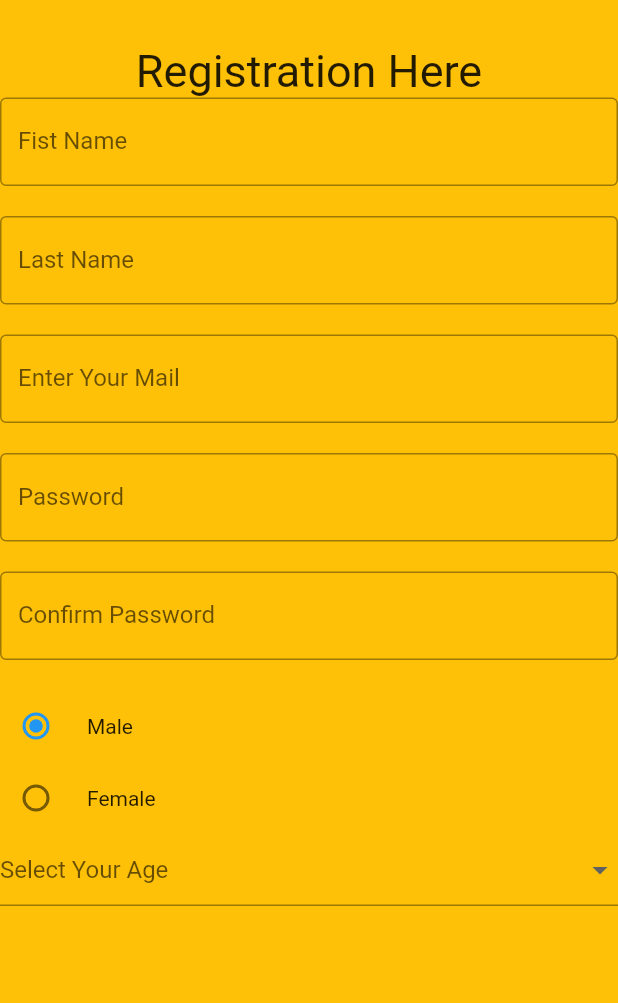
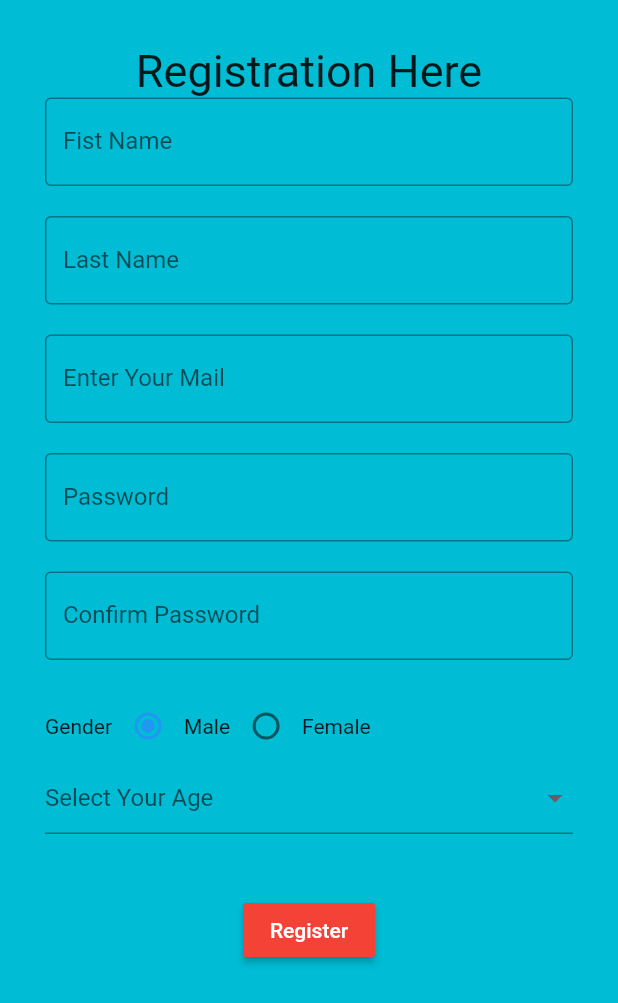
Before and after one commit to mdasadullahilgalib/miniproject, a Flutter app: the screen it shows after launch, after a tap on "SignUp", on a phone screen of 412 x 824 dp. Shown: the top 1003 px of the screen. Run offline on Flutter 3.47's test engine with Material 2 defaults, Android fonts, the phone set to English and light mode, and no system bars; our stand-ins replace flutter_spinkit.

Commit message:
Today Topic: 1. Loading page 2.login Page 3.Registration page 4 Recvary email 5. etc....

```diff
--- a/lib/04-11-2021 Class 24/HomePage.dart
+++ b/lib/04-11-2021 Class 24/HomePage.dart
@@ -10,6 +10,8 @@ class HomePage extends StatefulWidget {
 class _HomePageState extends State<HomePage> {
   @override
   Widget build(BuildContext context) {
-    return Scaffold();
+    return Scaffold(
+      backgroundColor: Colors.amber,
+    );
   }
 }
--- a/lib/04-11-2021 Class 24/RegistrationPage.dart
+++ b/lib/04-11-2021 Class 24/RegistrationPage.dart
@@ -8,109 +8,177 @@ class RegistrationPage extends StatefulWidget {
 }
 
 class _RegistrationPageState extends State<RegistrationPage> {
-  var _val = 1;
 
+  int _value = 1;
+  var nameController = TextEditingController();
+  var lastNameController = TextEditingController();
+  var emailController = TextEditingController();
+  var passwordController = TextEditingController();
+  var confirmPasswordController = TextEditingController();
+
+  var formkey = GlobalKey <FormState>();
+
+  _handleRegisterBotton(){
+    if(formkey.currentState!.validate()){
+      formkey.currentState!.save();
+      print("Name is ${this.first_name}");
+      print("Name is ${this.last_name}");
+      print("Name is ${this.email}");
+      print("Name is ${this.password}");
+      print("Name is ${this.confirmpassword}");
+    }
+  }
+  var first_name, last_name, email, password, confirmpassword;
 
   @override
   Widget build(BuildContext context) {
     return Scaffold(
-      backgroundColor: Colors.amber,
+      backgroundColor: Colors.cyan,
 
-      body: Center(
+      body: SingleChildScrollView(
+        scrollDirection: Axis.vertical,
+        child: Center(
+          child: Padding(
+            padding: const EdgeInsets.only(right: 30,left: 30),
             child: Column(
               children: [
+
                 SizedBox(height: 30,),
                 Text("Registration Here",style: TextStyle(fontSize: 30),),
 
+                Form(
+                    key: formkey,
+                    child: Column(
+
+                  children: [
                     TextFormField(
                       keyboardType: TextInputType.name,
+                      controller: nameController,
                       decoration: InputDecoration(
                           border: OutlineInputBorder(),
-                  labelText: 'Fist Name'
-
-              ),
+                          labelText: 'Fist Name'),
+                      validator: (value){
+                        if(value!. isEmpty){
+                          return("Please Enter Name Here First");
+                        }
+                      },
+                      onSaved: (val){
+                        this.first_name =val;
+                      },
 
                     ),
                     SizedBox(height: 20,),
 
                     TextFormField(
                       keyboardType: TextInputType.name,
+                      controller: lastNameController,
                       decoration: InputDecoration(
                           border: OutlineInputBorder(),
-                  labelText: 'Last Name'
+                          labelText: 'Last Name'),
 
-              ),
+                      validator: (value){
+                        if(value!. isEmpty){
+                          return("Please Enter Name Here last");
+                        }
+                      },
+                      onSaved: (val){
+                        this.last_name =val;
+                      },
 
                     ),
                     SizedBox(height: 20,),
                     TextFormField(
                       keyboardType: TextInputType.name,
+                      controller: emailController,
                       decoration: InputDecoration(
                           border: OutlineInputBorder(),
                           labelText: 'Enter Your Mail'
 
                       ),
 
+                      validator: (value){
+                        if(value!. isEmpty){
+                          return("Please Enter Here Mail");
+                        }
+                      },
+                      onSaved: (val){
+                        this.email =val;
+                      },
+
                     ),
                     SizedBox(height: 20,),
 
                     TextFormField(
                       keyboardType: TextInputType.name,
+                      controller: passwordController,
                       decoration: InputDecoration(
                           border: OutlineInputBorder(),
                           labelText: 'Password'
 
                       ),
 
+                      validator: (value){
+                        if(value!. isEmpty){
+                          return("Please Enter Here Password");
+                        }
+                      },
+                      onSaved: (val){
+                        this.password =val;
+                      },
+
                     ),
                     SizedBox(height: 20,),
                     TextFormField(
                       keyboardType: TextInputType.name,
+                      controller: confirmPasswordController,
                       decoration: InputDecoration(
                           border: OutlineInputBorder(),
                           labelText: 'Confirm Password'
 
                       ),
+                      validator: (value){
+                        if(value!. isEmpty){
+                          return("Please Enter Here Confirm Password");
+                        }
+                      },
+                      onSaved: (val){
+                        this.confirmpassword =val;
+                      },
 
                     ),
                     SizedBox(height: 20,),
 
-            //==============================================================================
+
                     Row(
                       children: [
-                Radio(value: 1, groupValue: _val, onChanged: (value){
 
+                        Text("Gender"),
+                        Row(
+                          children: [
+                            Radio(value: 1, groupValue: _value, onChanged: (valuex){
                               setState(() {
-                    value = _val;
+
                               });
-
-
-                }),
-                SizedBox(width: 10,),
-                Text("Male")
+                            })
 
                           ],
                         ),
-            SizedBox(width: 20,),
-            //===============================================================================
+                        Text("Male"),
                         Row(
                           children: [
-                Radio(value: 2, groupValue: _val, onChanged: (value){
-
+                            Radio(value: 2, groupValue: _value, onChanged: (valuex){
                               setState(() {
-                    value=_val;
-                    print('${_val}');
+                                valuex=_value;
                               });
-
-
-                }),
-                SizedBox(width: 10,),
+                            })
+                          ],
+                        ),
                         Text("Female"),
-
                       ],
                     ),
 
-            //=================================================================================
+
+
                     DropdownButtonFormField(
                         hint: Text("Select Your Age"),
 
@@ -137,11 +205,20 @@ class _RegistrationPageState extends State<RegistrationPage> {
 
 
                         ]),
-            //====================================================================================
+                    SizedBox(height: 40,),
+                    RaisedButton(onPressed: _handleRegisterBotton,
+                        child: Text("Register",style: TextStyle(color:Colors.white),),color: Colors.red
+                    ),
 
 
 
                   ],
+
+                ))
+
+              ],
+            ),
+          ),
         ),
       ),
     );
--- a/lib/04-11-2021 Class 24/loginPage.dart
+++ b/lib/04-11-2021 Class 24/loginPage.dart
@@ -17,6 +17,8 @@ class _loginPageState extends State<loginPage> {
     return Scaffold(
       backgroundColor: Colors.blueAccent,
       body: Center(
+        child: Padding(
+          padding: const EdgeInsets.only(left: 30,right: 30),
           child: Column(
             children: [
               Image.asset('assets/logo.png',height: 250,width: 350,),
@@ -34,6 +36,7 @@ class _loginPageState extends State<loginPage> {
               SizedBox(height: 20,),
 
               TextFormField(
+                obscureText: true,
                 keyboardType: TextInputType.name,
                 decoration: InputDecoration(
                     border: OutlineInputBorder(),
@@ -72,6 +75,7 @@ class _loginPageState extends State<loginPage> {
             ],
           ),
         ),
+      ),
     );
   }
 }
--- a/lib/main.dart
+++ b/lib/04-11-2021 Class 24/main.dart
@@ -1,6 +1,8 @@
 import 'package:flutter/material.dart';
+import 'package:miniproject/04-11-2021%20Class%2024/HomePage.dart';
 import 'package:miniproject/04-11-2021%20Class%2024/LoadingPage.dart';
 import 'package:miniproject/04-11-2021%20Class%2024/loginPage.dart';
+
 
 void main() {
   runApp(const MyApp());
```
Also changed, not shown: lib/04-11-2021 Class 24/Desdboard.dart (+11 -1 lines), pubspec.yaml (+8 -0 lines), pubspec.lock, 18 other files. Lines whose indentation alone changed are shown as unchanged.
